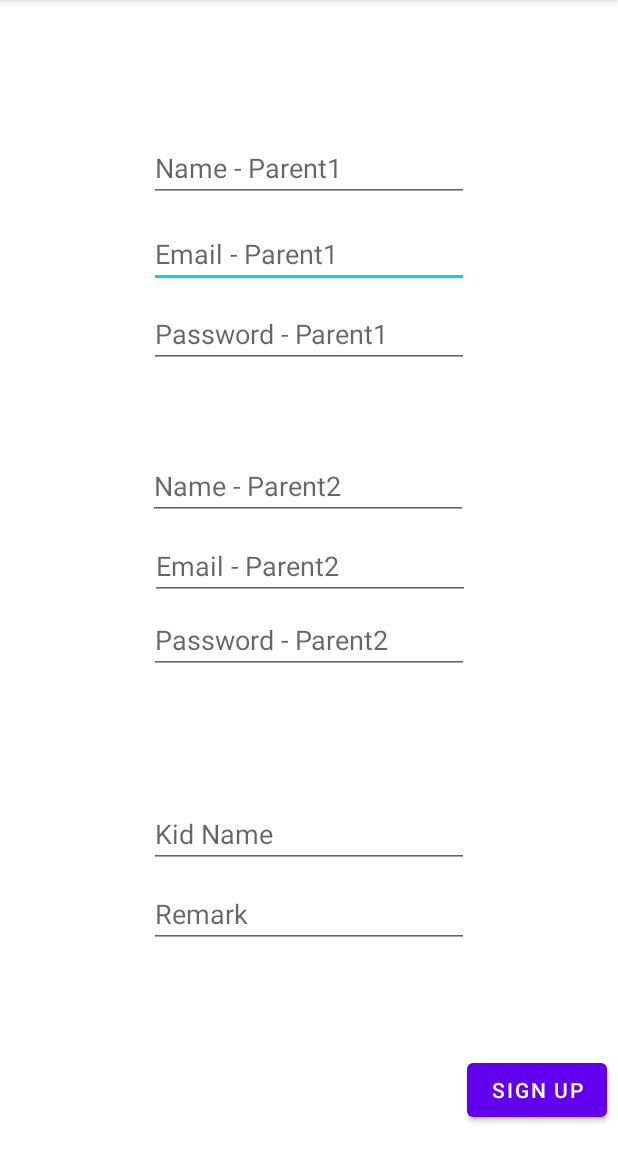
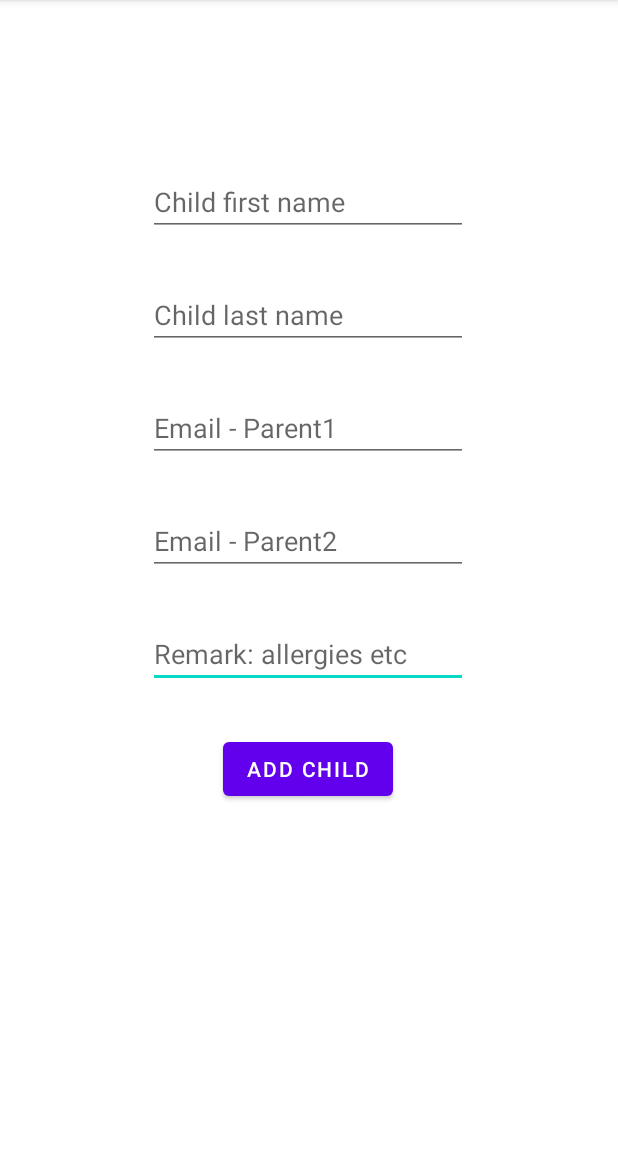
Before and after one commit to moriag/BabyManager-1, an Android app: the AddKidActivity screen opened directly, with no data from a screen before it, on a phone screen of 412 x 824 dp, the part 84-1236 px from its top. Run offline under Robolectric (Android 15) with nearby library versions, the phone set to English and light mode, and no system bars; our stand-ins replace Firebase (no records; nobody signed in at launch, a user with empty details on screens opened directly).

Commit message:
Add files via upload

```diff
--- a/app/src/main/res/layout/activity_add_kid.xml
+++ b/app/src/main/res/layout/activity_add_kid.xml
@@ -6,116 +6,81 @@
     android:layout_height="match_parent"
     tools:context=".AddKidActivity">
 
+    <EditText
+        android:id="@+id/editTextRemark"
+        android:layout_width="wrap_content"
+        android:layout_height="wrap_content"
+        android:layout_marginTop="30dp"
+        android:ems="10"
+        android:hint="Remark: allergies etc"
+        android:inputType="textPersonName"
+        app:layout_constraintEnd_toEndOf="@+id/editTextEmailAddress2"
+        app:layout_constraintStart_toStartOf="@+id/editTextEmailAddress2"
+        app:layout_constraintTop_toBottomOf="@+id/editTextEmailAddress2" />
+
     <Button
         android:id="@+id/button4"
         android:layout_width="wrap_content"
         android:layout_height="wrap_content"
-        android:onClick="sign_up"
-        android:text="SIGN UP"
-        app:layout_constraintBottom_toBottomOf="parent"
-        app:layout_constraintEnd_toEndOf="parent"
-        app:layout_constraintHorizontal_bias="0.977"
-        app:layout_constraintStart_toStartOf="parent"
-        app:layout_constraintTop_toTopOf="parent"
-        app:layout_constraintVertical_bias="0.976" />
+        android:layout_marginTop="30dp"
+        android:onClick="addKid"
+        android:text="Add child"
+        app:layout_constraintEnd_toEndOf="@+id/editTextRemark"
+        app:layout_constraintHorizontal_bias="0.498"
+        app:layout_constraintStart_toStartOf="@+id/editTextRemark"
+        app:layout_constraintTop_toBottomOf="@+id/editTextRemark" />
 
     <EditText
-        android:id="@+id/editTextTextEmailAddress2"
+        android:id="@+id/editTextEmailAddress1"
         android:layout_width="wrap_content"
         android:layout_height="wrap_content"
-        android:layout_marginBottom="8dp"
+        android:layout_marginTop="30dp"
         android:ems="10"
         android:hint="Email - Parent1"
         android:inputType="textEmailAddress"
-        app:layout_constraintBottom_toTopOf="@+id/editTextNumberPassword"
-        app:layout_constraintEnd_toEndOf="parent"
-        app:layout_constraintStart_toStartOf="parent" />
+        app:layout_constraintEnd_toEndOf="@+id/editTextLastName"
+        app:layout_constraintHorizontal_bias="0.0"
+        app:layout_constraintStart_toStartOf="@+id/editTextLastName"
+        app:layout_constraintTop_toBottomOf="@+id/editTextLastName" />
 
     <EditText
-        android:id="@+id/editTextNumberPassword"
+        android:id="@+id/editTextEmailAddress2"
         android:layout_width="wrap_content"
         android:layout_height="wrap_content"
-        android:layout_marginBottom="56dp"
-        android:ems="10"
-        android:hint="Password - Parent1"
-        android:inputType="numberPassword"
-        app:layout_constraintBottom_toTopOf="@+id/editTextTextPersonName2"
-        app:layout_constraintEnd_toEndOf="parent"
-        app:layout_constraintStart_toStartOf="parent" />
-
-    <EditText
-        android:id="@+id/editTextTextEmailAddress3"
-        android:layout_width="wrap_content"
-        android:layout_height="wrap_content"
-        android:layout_marginBottom="4dp"
+        android:layout_marginTop="30dp"
         android:ems="10"
         android:hint="Email - Parent2"
         android:inputType="textEmailAddress"
-        app:layout_constraintBottom_toTopOf="@+id/editTextNumberPassword2"
-        app:layout_constraintEnd_toEndOf="parent"
-        app:layout_constraintHorizontal_bias="0.502"
-        app:layout_constraintStart_toStartOf="parent" />
+        app:layout_constraintEnd_toEndOf="@+id/editTextEmailAddress1"
+        app:layout_constraintHorizontal_bias="0.497"
+        app:layout_constraintStart_toStartOf="@+id/editTextEmailAddress1"
+        app:layout_constraintTop_toBottomOf="@+id/editTextEmailAddress1" />
 
     <EditText
-        android:id="@+id/editTextTextPersonName"
+        android:id="@+id/editTextFirstName"
         android:layout_width="wrap_content"
         android:layout_height="wrap_content"
         android:ems="10"
-        android:hint="Name - Parent1"
-        android:inputType="textPersonName"
-        app:layout_constraintBottom_toTopOf="@+id/editTextTextEmailAddress2"
-        app:layout_constraintEnd_toEndOf="parent"
-        app:layout_constraintStart_toStartOf="parent"
-        app:layout_constraintTop_toTopOf="parent"
-        app:layout_constraintVertical_bias="0.883" />
-
-    <EditText
-        android:id="@+id/editTextTextPersonName2"
-        android:layout_width="wrap_content"
-        android:layout_height="wrap_content"
-        android:layout_marginBottom="8dp"
-        android:ems="10"
-        android:hint="Name - Parent2"
-        android:inputType="textPersonName"
-        app:layout_constraintBottom_toTopOf="@+id/editTextTextEmailAddress3"
-        app:layout_constraintEnd_toEndOf="parent"
-        app:layout_constraintHorizontal_bias="0.497"
-        app:layout_constraintStart_toStartOf="parent" />
-
-    <EditText
-        android:id="@+id/editTextTextPersonName3"
-        android:layout_width="wrap_content"
-        android:layout_height="wrap_content"
-        android:layout_marginBottom="8dp"
-        android:ems="10"
-        android:hint="Kid Name"
-        android:inputType="textPersonName"
-        app:layout_constraintBottom_toTopOf="@+id/editTextTextPersonName4"
-        app:layout_constraintEnd_toEndOf="parent"
-        app:layout_constraintStart_toStartOf="parent" />
-
-    <EditText
-        android:id="@+id/editTextTextPersonName4"
-        android:layout_width="wrap_content"
-        android:layout_height="wrap_content"
-        android:layout_marginBottom="136dp"
-        android:ems="10"
-        android:hint="Remark"
+        android:hint="Child first name"
         android:inputType="textPersonName"
         app:layout_constraintBottom_toBottomOf="parent"
         app:layout_constraintEnd_toEndOf="parent"
-        app:layout_constraintStart_toStartOf="parent" />
+        app:layout_constraintHorizontal_bias="0.497"
+        app:layout_constraintStart_toStartOf="parent"
+        app:layout_constraintTop_toTopOf="parent"
+        app:layout_constraintVertical_bias="0.155" />
 
     <EditText
-        android:id="@+id/editTextNumberPassword2"
+        android:id="@+id/editTextLastName"
         android:layout_width="wrap_content"
         android:layout_height="wrap_content"
-        android:layout_marginBottom="84dp"
+        android:layout_marginTop="30dp"
         android:ems="10"
-        android:hint="Password - Parent2"
-        android:inputType="numberPassword"
-        app:layout_constraintBottom_toTopOf="@+id/editTextTextPersonName3"
-        app:layout_constraintEnd_toEndOf="parent"
-        app:layout_constraintStart_toStartOf="parent" />
+        android:hint="Child last name"
+        android:inputType="textPersonName"
+        app:layout_constraintEnd_toEndOf="@+id/editTextFirstName"
+        app:layout_constraintHorizontal_bias="0.497"
+        app:layout_constraintStart_toStartOf="@+id/editTextFirstName"
+        app:layout_constraintTop_toBottomOf="@+id/editTextFirstName" />
 
 </androidx.constraintlayout.widget.ConstraintLayout>
```
Also changed, not shown: app/src/main/res/layout/activity_open_group.xml (+70 -28 lines).
